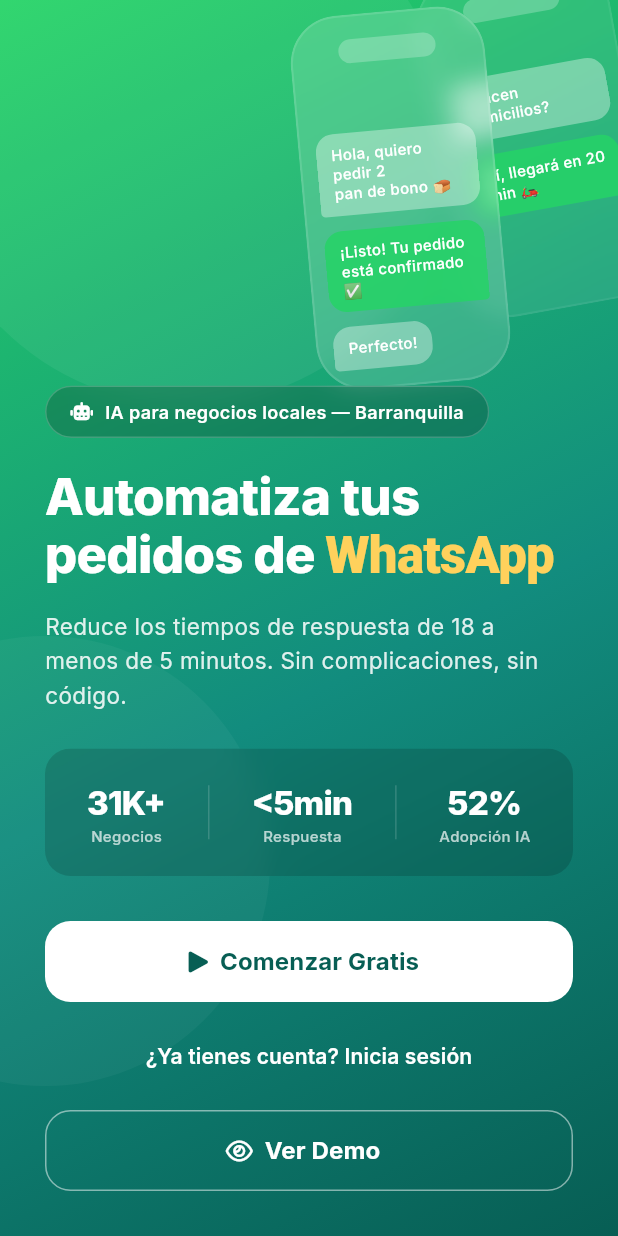
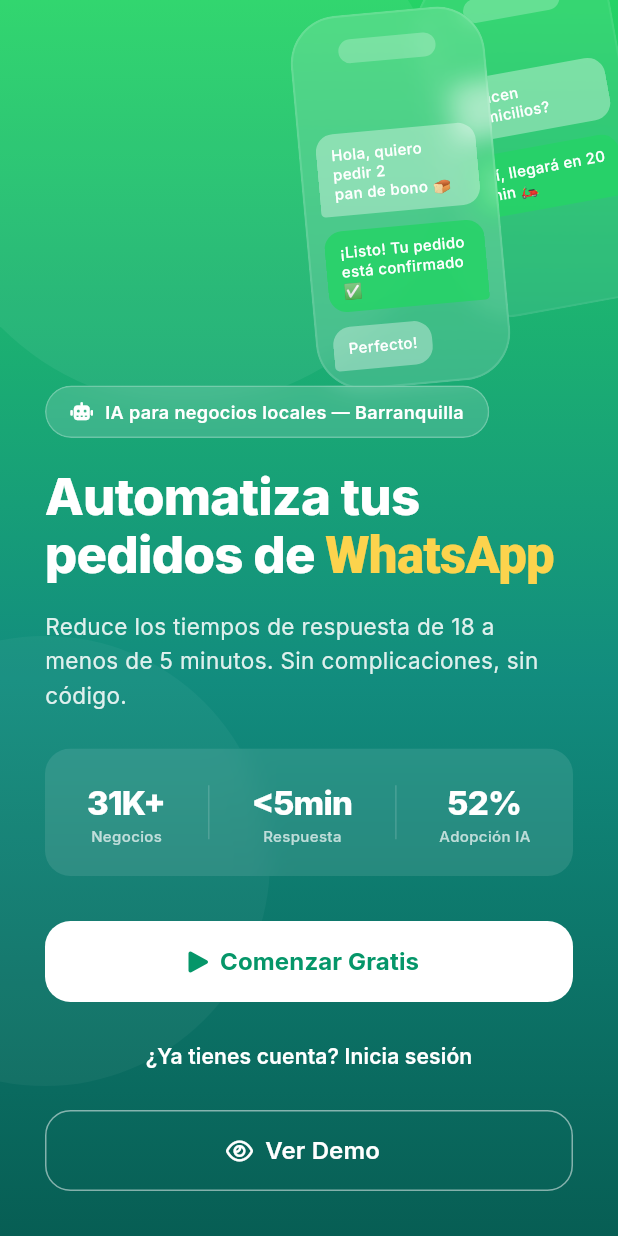
Before and after one commit to Curcolor/ProntoApp-, a Flutter app: the screen it shows after launch, scrolled down 88 dp, on a phone screen of 412 x 824 dp. Run offline on Flutter 3.47's test engine with Material 3 defaults, Android fonts, the phone set to English and light mode, and no system bars; our stand-ins replace flutter_svg, font_awesome_flutter, google_fonts, shared_preferences; accounts and stored records are empty.

Commit message:
fix(ui): pulir landing hacia el diseño (gradiente vertical, frost blanco en badge/stats, colores de botones; sin revertir el fix responsivo de los celulares)

```diff
--- a/lib/features/auth/screens/landing_page.dart
+++ b/lib/features/auth/screens/landing_page.dart
@@ -37,8 +37,8 @@
         height: double.infinity,
         decoration: const BoxDecoration(
           gradient: LinearGradient(
-            begin: Alignment.topLeft,
-            end: Alignment.bottomRight,
+            begin: Alignment.topCenter,
+            end: Alignment.bottomCenter,
             colors: [
               Color(0xFF25D366),
               Color(0xFF128C7E),
@@ -181,8 +181,8 @@
                             child: Container(
                               padding: const EdgeInsets.symmetric(horizontal: 16, vertical: 8),
                               decoration: BoxDecoration(
-                                color: Colors.black.withAlpha((0.2 * 255).toInt()),
-                                border: Border.all(color: Colors.white.withAlpha(50), width: 1),
+                                color: Colors.white.withAlpha((0.15 * 255).toInt()),
+                                border: Border.all(color: Colors.white.withAlpha((0.25 * 255).toInt()), width: 1),
                                 borderRadius: BorderRadius.circular(100),
                               ),
                               child: Row(
@@ -219,7 +219,7 @@
                               TextSpan(text: title),
                               TextSpan(
                                 text: highlightedTitle,
-                                style: const TextStyle(color: Color(0xFFFFD15C)), // WhatsApp en amarillo
+                                style: const TextStyle(color: Color(0xFFFCD34D)), // WhatsApp amarillo (amber-300, diseño)
                               ),
                             ],
                           ),
@@ -246,7 +246,7 @@
                             child: Container(
                               padding: const EdgeInsets.symmetric(vertical: 20),
                               decoration: BoxDecoration(
-                                color: Colors.black.withAlpha((0.15 * 255).toInt()),
+                                color: Colors.white.withAlpha((0.1 * 255).toInt()),
                               ),
                               child: Row(
                                 mainAxisAlignment: MainAxisAlignment.spaceEvenly,
@@ -276,18 +276,18 @@
                                 ),
                               );
                             },
-                            icon: const FaIcon(FontAwesomeIcons.play, color: Color(0xFF075E54), size: 16),
+                            icon: const FaIcon(FontAwesomeIcons.play, color: Color(0xFF059669), size: 16),
                             label: Text(
                               'Comenzar Gratis',
                               style: GoogleFonts.inter(
                                 fontSize: 16,
                                 fontWeight: FontWeight.bold,
-                                color: const Color(0xFF075E54),
+                                color: const Color(0xFF059669),
                               ),
                             ),
                             style: ElevatedButton.styleFrom(
                               backgroundColor: Colors.white,
-                              foregroundColor: const Color(0xFF075E54),
+                              foregroundColor: const Color(0xFF059669),
                               elevation: 0,
                               shape: RoundedRectangleBorder(
                                 borderRadius: BorderRadius.circular(17),
@@ -330,7 +330,7 @@
                               'Ver Demo',
                               style: GoogleFonts.inter(
                                 fontSize: 16,
-                                fontWeight: FontWeight.bold,
+                                fontWeight: FontWeight.w600,
                                 color: Colors.white,
                               ),
                             ),
```
